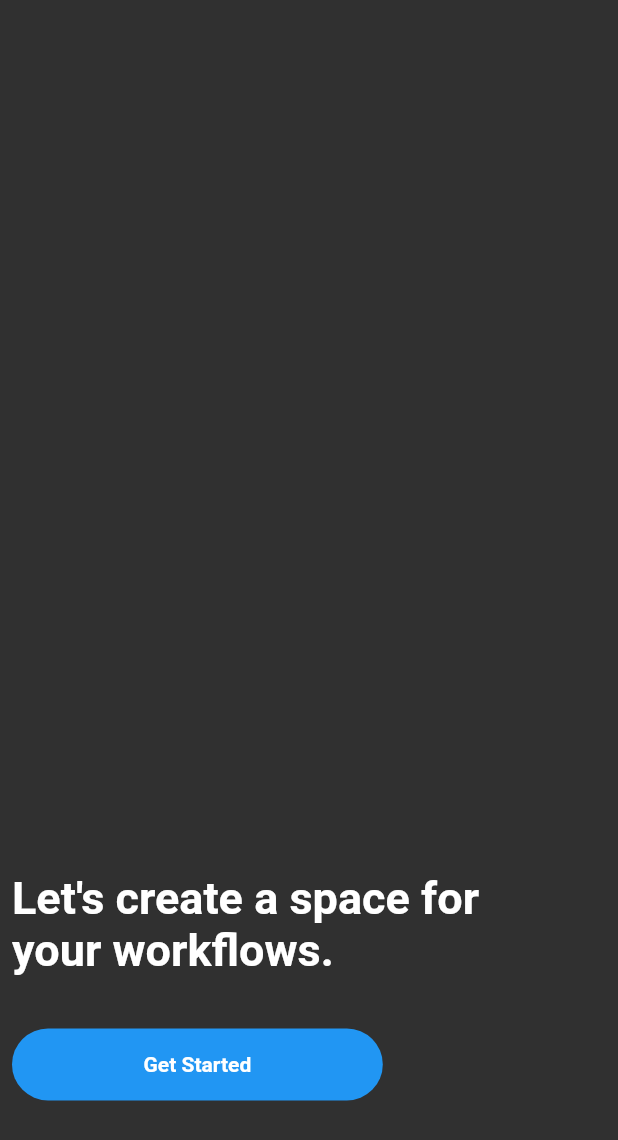
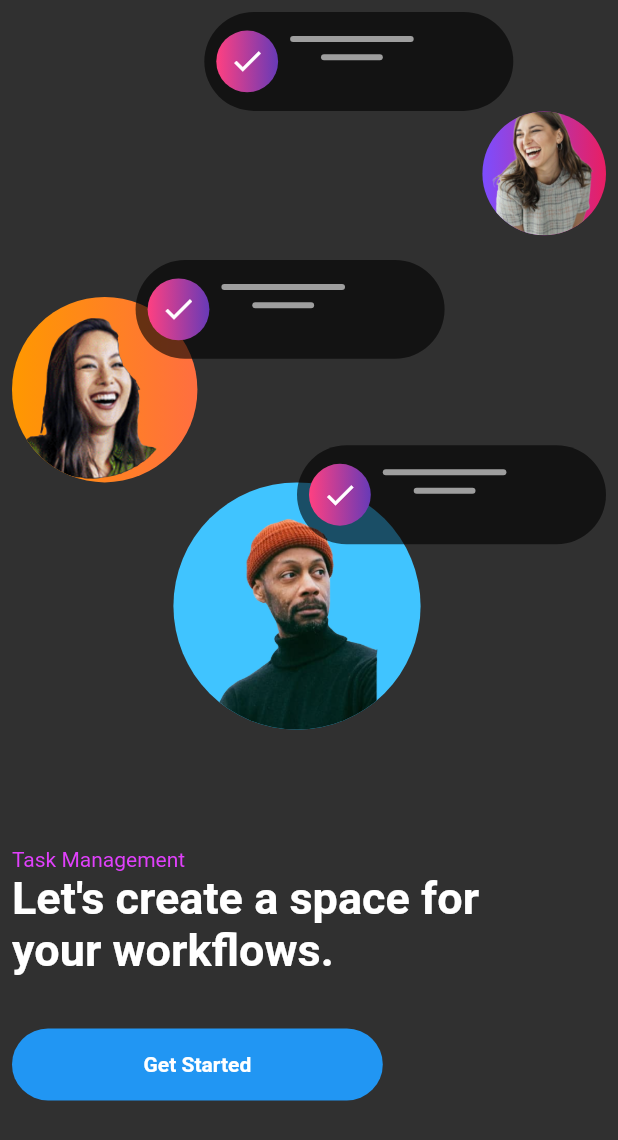
Before and after one commit to JosiaAlmeida/TaskEz, a Flutter app: the screen it shows after launch, on a phone screen of 412 x 824 dp. Shown: the top 1140 px of the screen. Run offline on Flutter 3.47's test engine with Material 2 defaults, Android fonts, the phone set to English and light mode, and no system bars.

Commit message:
Tela getStarted

```diff
--- a/lib/modules/Onboarding/get_started/app_get_started.dart
+++ b/lib/modules/Onboarding/get_started/app_get_started.dart
@@ -1,7 +1,56 @@
 import 'package:flutter/material.dart';
+import 'package:taskez/Material/app_img.dart';
 
 class AppGetStard extends StatelessWidget {
   const AppGetStard({Key? key}) : super(key: key);
+
+  Widget BoxCheck(size) {
+    return Container(
+      width: size.width * 0.5,
+      height: size.height * 0.08,
+      decoration: BoxDecoration(
+          borderRadius: BorderRadius.circular(50),
+          color: Colors.black87.withOpacity(0.6)),
+      child: Padding(
+        padding: const EdgeInsets.all(8.0),
+        child: Row(
+          children: [
+            Container(
+              width: size.width * 0.1,
+              height: size.height * 0.05,
+              decoration: BoxDecoration(
+                  borderRadius: BorderRadius.circular(100),
+                  gradient: LinearGradient(
+                      colors: [Colors.pinkAccent, Colors.deepPurple])),
+              child: Icon(Icons.check),
+            ),
+            Padding(
+              padding: const EdgeInsets.all(8.0),
+              child: Column(
+                children: [
+                  Container(
+                    width: size.width * 0.2,
+                    height: 4,
+                    decoration: BoxDecoration(
+                        borderRadius: BorderRadius.circular(10),
+                        color: Colors.grey),
+                  ),
+                  Container(
+                    margin: EdgeInsets.fromLTRB(0, size.height * 0.01, 0, 0),
+                    width: size.width * 0.1,
+                    height: 4,
+                    decoration: BoxDecoration(
+                        borderRadius: BorderRadius.circular(10),
+                        color: Colors.grey),
+                  ),
+                ],
+              ),
+            )
+          ],
+        ),
+      ),
+    );
+  }
 
   @override
   Widget build(BuildContext context) {
@@ -15,14 +64,72 @@ class AppGetStard extends StatelessWidget {
             child: Stack(
               children: [
                 Positioned(
+                    right: 0,
+                    bottom: size.height * 0.8,
+                    child: Container(
+                      width: size.width * 0.20,
+                      height: size.height * 0.10,
+                      decoration: BoxDecoration(
+                          borderRadius: BorderRadius.circular(100),
+                          gradient: LinearGradient(
+                              colors: [Colors.deepPurpleAccent, Colors.pink]),
+                          image: DecorationImage(
+                              image: AssetImage(AppImage.girlSmile),
+                              fit: BoxFit.cover)),
+                    )),
+                Positioned(
+                    right: size.width * 0.15, top: 0, child: BoxCheck(size)),
+                Positioned(
+                    left: 0,
+                    bottom: size.height * 0.6,
+                    child: Container(
+                      width: size.width * 0.30,
+                      height: size.height * 0.15,
+                      decoration: BoxDecoration(
+                          borderRadius: BorderRadius.circular(100),
+                          gradient: LinearGradient(
+                              colors: [Colors.orange, Colors.deepOrangeAccent]),
+                          image: DecorationImage(
+                              image: AssetImage(AppImage.HeadCut),
+                              fit: BoxFit.cover)),
+                    )),
+                Positioned(
+                    left: size.width * 0.2,
+                    bottom: size.height * 0.70,
+                    child: BoxCheck(size)),
+                Positioned(
+                    right: size.width * 0.3,
+                    bottom: size.height * 0.4,
+                    child: Container(
+                      width: size.width * 0.4,
+                      height: size.height * 0.2,
+                      decoration: BoxDecoration(
+                          borderRadius: BorderRadius.circular(100),
+                          color: Colors.lightBlueAccent,
+                          image: DecorationImage(
+                              image: AssetImage(AppImage.ManHead),
+                              fit: BoxFit.contain)),
+                    )),
+                Positioned(
+                    right: size.width * 0,
+                    bottom: size.height * 0.55,
+                    child: BoxCheck(size)),
+                Positioned(
                     bottom: size.height * 0.2,
                     child: Container(
                       width: size.width * 0.8,
-                      child: Text(
-                        "Let's create a space for your workflows.",
-                        style: TextStyle(
-                            fontSize: 30, fontWeight: FontWeight.bold),
-                      ),
+                      child: Text.rich(TextSpan(
+                          text: "Task Management\n",
+                          style: TextStyle(color: Colors.purpleAccent),
+                          children: [
+                            TextSpan(
+                              text: "Let's create a space for your workflows.",
+                              style: TextStyle(
+                                  fontSize: 30,
+                                  fontWeight: FontWeight.bold,
+                                  color: Colors.white),
+                            )
+                          ])),
                     )),
                 Positioned(
                     bottom: size.height * 0.1,
```
